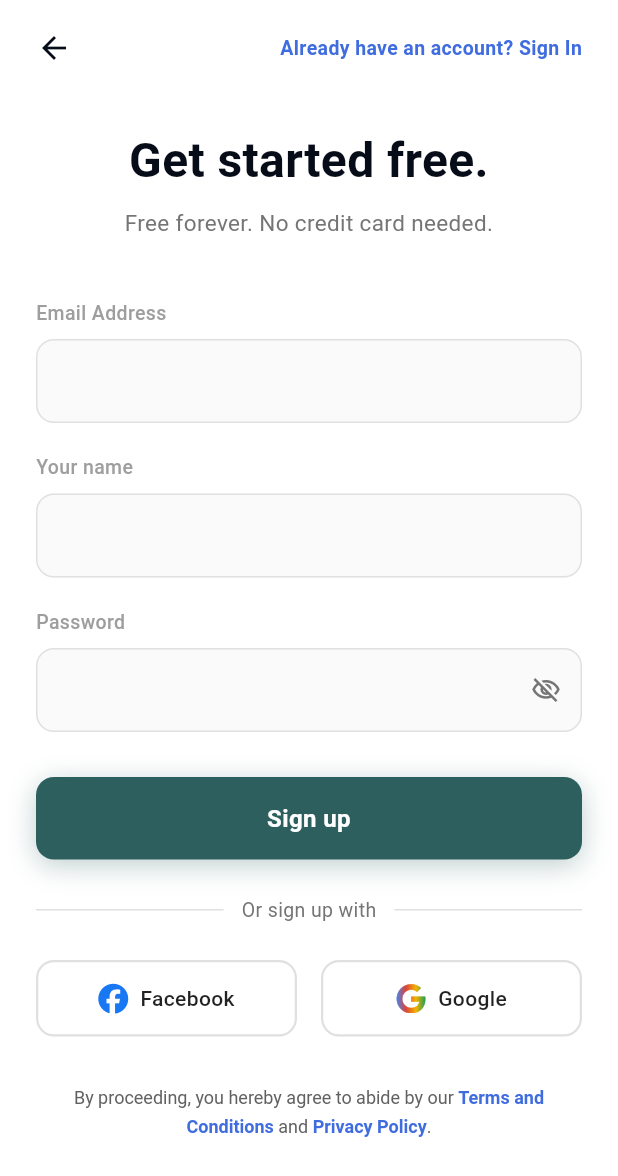
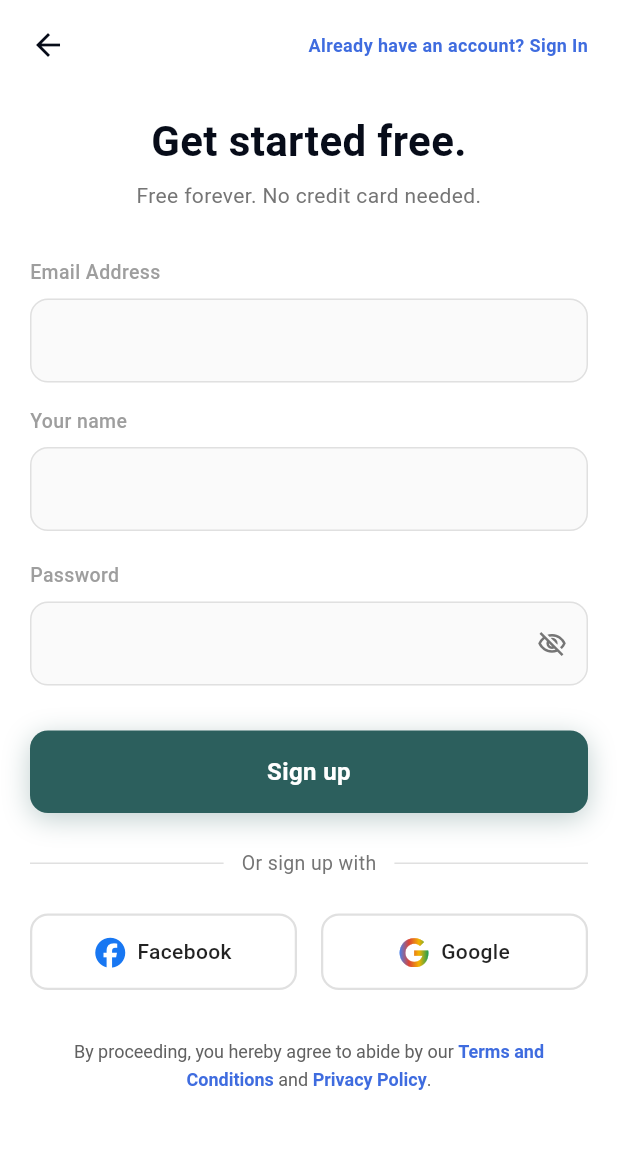
Before and after one commit to omar-hossam0/job_compass, a Flutter app: the screen it shows after launch, after a tap on "Start Now", after a tap on the "arrow forward" icon, after a tap on "Create Account", on a phone screen of 412 x 824 dp. Shown: the top 1176 px of the screen. Run offline on Flutter 3.47's test engine with Material 3 defaults, Android fonts, the phone set to English and light mode, and no system bars; our stand-ins replace file_picker, font_awesome_flutter.

Commit message:
refactor: Adjust padding, font sizes, and layout for improved UI consistency across multiple screens

```diff
--- a/lib/screens/auth_screen.dart
+++ b/lib/screens/auth_screen.dart
@@ -20,43 +20,43 @@ class _AuthScreenState extends State<AuthScreen> {
       body: SafeArea(
         child: SingleChildScrollView(
           child: Padding(
-            padding: const EdgeInsets.symmetric(horizontal: 24),
+            padding: const EdgeInsets.symmetric(horizontal: 20),
             child: Column(
               crossAxisAlignment: CrossAxisAlignment.center,
               children: [
-                const SizedBox(height: 40),
+                const SizedBox(height: 24),
 
                 // Profile images
                 _buildProfileImages(),
 
-                const SizedBox(height: 40),
+                const SizedBox(height: 28),
 
                 // Title and subtitle
                 const Text(
                   'Discover the perfect',
                   style: TextStyle(
-                    fontSize: 26,
+                    fontSize: 28,
                     fontWeight: FontWeight.bold,
                     color: Color(0xff070C19),
-                    height: 1.3,
+                    height: 1.2,
                   ),
                   textAlign: TextAlign.center,
                 ),
                 const Text(
                   'job tailored just for you',
                   style: TextStyle(
-                    fontSize: 26,
+                    fontSize: 28,
                     fontWeight: FontWeight.bold,
                     color: Color(0xff070C19),
-                    height: 1.3,
+                    height: 1.2,
                   ),
                   textAlign: TextAlign.center,
                 ),
-                const SizedBox(height: 12),
+                const SizedBox(height: 10),
                 Text(
                   'Tailored job search: find your perfect fit',
                   style: TextStyle(
-                    fontSize: 14,
+                    fontSize: 13,
                     color: Colors.grey[600],
                     height: 1.4,
                   ),
@@ -72,7 +72,7 @@ class _AuthScreenState extends State<AuthScreen> {
                   textAlign: TextAlign.center,
                 ),
 
-                const SizedBox(height: 50),
+                const SizedBox(height: 32),
 
                 // Facebook button
                 _buildSocialButton(
@@ -88,7 +88,7 @@ class _AuthScreenState extends State<AuthScreen> {
                   textColor: const Color(0xff070C19),
                 ),
 
-                const SizedBox(height: 16),
+                const SizedBox(height: 12),
 
                 // Google button
                 _buildSocialButton(
@@ -104,12 +104,12 @@ class _AuthScreenState extends State<AuthScreen> {
                   textColor: const Color(0xff070C19),
                 ),
 
-                const SizedBox(height: 16),
+                const SizedBox(height: 14),
 
                 // Email button
                 _buildEmailButton(),
 
-                const SizedBox(height: 30),
+                const SizedBox(height: 20),
 
                 // Create account link
                 Row(
@@ -117,7 +117,7 @@ class _AuthScreenState extends State<AuthScreen> {
                   children: [
                     Text(
                       "Don't have an account? ",
-                      style: TextStyle(fontSize: 14, color: Colors.grey[700]),
+                      style: TextStyle(fontSize: 13, color: Colors.grey[700]),
                     ),
                     GestureDetector(
                       onTap: () {
@@ -131,7 +131,7 @@ class _AuthScreenState extends State<AuthScreen> {
                       child: const Text(
                         'Create Account',
                         style: TextStyle(
-                          fontSize: 14,
+                          fontSize: 13,
                           color: Color(0xff3F6CDF),
                           fontWeight: FontWeight.w600,
                         ),
@@ -179,7 +179,7 @@ class _AuthScreenState extends State<AuthScreen> {
                   ),
                 ),
 
-                const SizedBox(height: 40),
+                const SizedBox(height: 18),
               ],
             ),
           ),
@@ -190,17 +190,17 @@ class _AuthScreenState extends State<AuthScreen> {
 
   Widget _buildProfileImages() {
     return SizedBox(
-      height: 180,
+      height: 160,
       child: Stack(
         alignment: Alignment.center,
         children: [
           // Left small circle
           Positioned(
             left: 20,
-            top: 20,
+            top: 10,
             child: Container(
-              width: 80,
-              height: 80,
+              width: 75,
+              height: 75,
               decoration: BoxDecoration(
                 color: const Color(0xffC8F5E8),
                 shape: BoxShape.circle,
@@ -235,8 +235,8 @@ class _AuthScreenState extends State<AuthScreen> {
           Positioned(
             bottom: 0,
             child: Container(
-              width: 140,
-              height: 140,
+              width: 135,
+              height: 135,
               decoration: BoxDecoration(
                 color: const Color(0xffC8F5E8),
                 shape: BoxShape.circle,
@@ -270,7 +270,7 @@ class _AuthScreenState extends State<AuthScreen> {
           // Right small circle
           Positioned(
             right: 20,
-            top: 10,
+            top: 8,
             child: Container(
               width: 70,
               height: 70,
@@ -294,7 +294,7 @@ class _AuthScreenState extends State<AuthScreen> {
                       color: const Color(0xffFFE5D9),
                       child: const Icon(
                         Icons.person,
-                        size: 35,
+                        size: 36,
                         color: Color(0xff070C19),
                       ),
                     );
@@ -317,17 +317,21 @@ class _AuthScreenState extends State<AuthScreen> {
     required String text,
     required Color textColor,
   }) {
-    Widget iconWidget;
-
-    // Use colored Google logo if it's Google and no specific color is given
+    // Build icon inside a white circular badge
+    Widget iconBadge;
     if (icon == FontAwesomeIcons.google && iconColor == null) {
-      iconWidget = ShaderMask(
+      iconBadge = Container(
+        width: 44,
+        height: 44,
+        decoration: BoxDecoration(color: Colors.white, shape: BoxShape.circle),
+        child: Center(
+          child: ShaderMask(
             shaderCallback: (bounds) => const LinearGradient(
               colors: [
-            Color(0xff4285F4), // Blue
-            Color(0xffDB4437), // Red
-            Color(0xffF4B400), // Yellow
-            Color(0xff0F9D58), // Green
+                Color(0xff4285F4),
+                Color(0xffDB4437),
+                Color(0xffF4B400),
+                Color(0xff0F9D58),
               ],
             ).createShader(bounds),
             child: const FaIcon(
@@ -335,11 +339,19 @@ class _AuthScreenState extends State<AuthScreen> {
               size: 22,
               color: Colors.white,
             ),
+          ),
+        ),
       );
     } else {
-      iconWidget = FaIcon(icon, size: 22, color: iconColor);
+      iconBadge = Container(
+        width: 44,
+        height: 44,
+        decoration: BoxDecoration(color: Colors.white, shape: BoxShape.circle),
+        child: Center(child: FaIcon(icon, size: 22, color: iconColor)),
+      );
     }
 
+    // Use a Stack so the icon appears on the left while text remains centered
     return GestureDetector(
       onTap: onTap,
       child: Container(
@@ -350,19 +362,20 @@ class _AuthScreenState extends State<AuthScreen> {
           borderRadius: BorderRadius.circular(12),
           border: Border.all(color: borderColor, width: 1.5),
         ),
-        child: Row(
-          mainAxisAlignment: MainAxisAlignment.center,
+        child: Stack(
+          alignment: Alignment.center,
           children: [
-            iconWidget,
-            const SizedBox(width: 12),
+            // Centered text
             Text(
               text,
               style: TextStyle(
-                fontSize: 16,
+                fontSize: 15,
                 fontWeight: FontWeight.w600,
                 color: textColor,
               ),
             ),
+            // Left icon
+            Positioned(left: 14, child: iconBadge),
           ],
         ),
       ),
@@ -377,12 +390,20 @@ class _AuthScreenState extends State<AuthScreen> {
       },
       child: Container(
         width: double.infinity,
-        padding: const EdgeInsets.symmetric(vertical: 16),
+        height: 52,
         decoration: BoxDecoration(
-          color: const Color(0xff2C5F5D),
+          color: const Color(0xff2C7A77),
           borderRadius: BorderRadius.circular(12),
+          boxShadow: [
+            BoxShadow(
+              color: Colors.black.withOpacity(0.06),
+              blurRadius: 8,
+              offset: const Offset(0, 4),
             ),
-        child: const Text(
+          ],
+        ),
+        child: const Center(
+          child: Text(
             'Continue with email',
             style: TextStyle(
               fontSize: 16,
@@ -390,6 +411,7 @@ class _AuthScreenState extends State<AuthScreen> {
               color: Colors.white,
             ),
             textAlign: TextAlign.center,
+          ),
         ),
       ),
     );
--- a/lib/screens/onboarding_career_screen.dart
+++ b/lib/screens/onboarding_career_screen.dart
@@ -10,7 +10,7 @@ class OnboardingCareerScreen extends StatelessWidget {
       backgroundColor: Colors.white,
       body: SafeArea(
         child: Padding(
-          padding: const EdgeInsets.symmetric(horizontal: 24),
+          padding: const EdgeInsets.symmetric(horizontal: 20),
           child: Column(
             children: [
               const Spacer(),
@@ -18,17 +18,17 @@ class OnboardingCareerScreen extends StatelessWidget {
               // Illustration
               _buildIllustration(),
 
-              const SizedBox(height: 50),
+              const SizedBox(height: 30),
 
               // Title
               RichText(
                 textAlign: TextAlign.center,
                 text: const TextSpan(
                   style: TextStyle(
-                    fontSize: 32,
+                    fontSize: 28,
                     fontWeight: FontWeight.bold,
                     color: Color(0xff070C19),
-                    height: 1.3,
+                    height: 1.2,
                   ),
                   children: [
                     TextSpan(text: '"Discover\n'),
@@ -41,15 +41,15 @@ class OnboardingCareerScreen extends StatelessWidget {
                 ),
               ),
 
-              const SizedBox(height: 20),
+              const SizedBox(height: 14),
 
               // Description
               Text(
                 'Explore the best job opportunities tailored to your strengths and field of study. This keeps the messaging fresh while maintaining the focus on personalization and career growth.',
                 style: TextStyle(
-                  fontSize: 15,
+                  fontSize: 13,
                   color: Colors.grey[600],
-                  height: 1.6,
+                  height: 1.4,
                 ),
                 textAlign: TextAlign.center,
               ),
@@ -84,8 +84,8 @@ class OnboardingCareerScreen extends StatelessWidget {
                   );
                 },
                 child: Container(
-                  width: 70,
-                  height: 70,
+                  width: 60,
+                  height: 60,
                   decoration: BoxDecoration(
                     color: const Color(0xff3F6CDF),
                     shape: BoxShape.circle,
@@ -100,12 +100,12 @@ class OnboardingCareerScreen extends StatelessWidget {
                   child: const Icon(
                     Icons.arrow_forward,
                     color: Colors.white,
-                    size: 30,
+                    size: 26,
                   ),
                 ),
               ),
 
-              const SizedBox(height: 50),
+              const SizedBox(height: 30),
             ],
           ),
         ),
@@ -115,7 +115,7 @@ class OnboardingCareerScreen extends StatelessWidget {
 
   Widget _buildIllustration() {
     return Container(
-      height: 300,
+      height: 250,
       decoration: BoxDecoration(borderRadius: BorderRadius.circular(20)),
       child: Stack(
         alignment: Alignment.center,
--- a/lib/screens/sign_up_screen.dart
+++ b/lib/screens/sign_up_screen.dart
@@ -31,11 +31,11 @@ class _SignUpScreenState extends State<SignUpScreen> {
       body: SafeArea(
         child: SingleChildScrollView(
           child: Padding(
-            padding: const EdgeInsets.symmetric(horizontal: 24),
+            padding: const EdgeInsets.symmetric(horizontal: 20),
             child: Column(
               crossAxisAlignment: CrossAxisAlignment.center,
               children: [
-                const SizedBox(height: 20),
+                const SizedBox(height: 18),
 
                 // Back button and Sign In link
                 Row(
@@ -54,7 +54,7 @@ class _SignUpScreenState extends State<SignUpScreen> {
                       child: Text(
                         'Already have an account? Sign In',
                         style: TextStyle(
-                          fontSize: 13,
+                          fontSize: 12,
                           color: const Color(0xff3F6CDF),
                           fontWeight: FontWeight.w600,
                         ),
@@ -63,26 +63,26 @@ class _SignUpScreenState extends State<SignUpScreen> {
                   ],
                 ),
 
-                const SizedBox(height: 40),
+                const SizedBox(height: 32),
 
                 // Title
                 const Text(
                   'Get started free.',
                   style: TextStyle(
-                    fontSize: 32,
+                    fontSize: 28,
                     fontWeight: FontWeight.bold,
                     color: Color(0xff070C19),
                   ),
                   textAlign: TextAlign.center,
                 ),
-                const SizedBox(height: 8),
+                const SizedBox(height: 6),
                 Text(
                   'Free forever. No credit card needed.',
-                  style: TextStyle(fontSize: 15, color: Colors.grey[600]),
+                  style: TextStyle(fontSize: 14, color: Colors.grey[600]),
                   textAlign: TextAlign.center,
                 ),
 
-                const SizedBox(height: 40),
+                const SizedBox(height: 32),
 
                 // Form
                 Form(
@@ -106,7 +106,7 @@ class _SignUpScreenState extends State<SignUpScreen> {
                         },
                       ),
 
-                      const SizedBox(height: 20),
+                      const SizedBox(height: 16),
 
                       // Name Field
                       _buildTextField(
--- a/lib/screens/welcome_screen.dart
+++ b/lib/screens/welcome_screen.dart
@@ -21,7 +21,7 @@ class WelcomeScreen extends StatelessWidget {
         ),
         child: SafeArea(
           child: Padding(
-            padding: const EdgeInsets.symmetric(horizontal: 24),
+            padding: const EdgeInsets.symmetric(horizontal: 20),
             child: Column(
               mainAxisAlignment: MainAxisAlignment.center,
               children: [
@@ -30,49 +30,49 @@ class WelcomeScreen extends StatelessWidget {
                 // Logo
                 _buildLogo(),
 
-                const SizedBox(height: 60),
+                const SizedBox(height: 50),
 
                 // App Name
                 const Text(
                   'JobCompass',
                   style: TextStyle(
-                    fontSize: 38,
+                    fontSize: 34,
                     fontWeight: FontWeight.bold,
                     color: Colors.white,
                     letterSpacing: 0.5,
                   ),
                 ),
 
-                const SizedBox(height: 24),
+                const SizedBox(height: 20),
 
                 // Subtitle
                 const Text(
                   'Navigate Your Career',
                   style: TextStyle(
-                    fontSize: 20,
+                    fontSize: 18,
                     fontWeight: FontWeight.w500,
                     color: Color(0xff60a5fa),
                     letterSpacing: 0.3,
                   ),
                 ),
 
-                const SizedBox(height: 16),
+                const SizedBox(height: 14),
 
                 // Description
                 const Padding(
-                  padding: EdgeInsets.symmetric(horizontal: 20),
+                  padding: EdgeInsets.symmetric(horizontal: 16),
                   child: Text(
                     'AI-powered CV matching that finds your perfect career path with intelligent job recommendations',
                     style: TextStyle(
-                      fontSize: 15,
+                      fontSize: 14,
                       color: Color(0xffcbd5e1),
-                      height: 1.5,
+                      height: 1.4,
                     ),
                     textAlign: TextAlign.center,
                   ),
                 ),
 
-                const SizedBox(height: 50),
+                const SizedBox(height: 40),
 
                 // Features
                 _buildFeatures(),
@@ -108,10 +108,10 @@ class WelcomeScreen extends StatelessWidget {
                   },
                   child: Container(
                     width: double.infinity,
-                    padding: const EdgeInsets.symmetric(vertical: 18),
+                    padding: const EdgeInsets.symmetric(vertical: 16),
                     decoration: BoxDecoration(
                       color: const Color(0xff3b82f6),
-                      borderRadius: BorderRadius.circular(30),
+                      borderRadius: BorderRadius.circular(28),
                       boxShadow: [
                         BoxShadow(
                           color: const Color(0xff3b82f6).withOpacity(0.4),
@@ -126,7 +126,7 @@ class WelcomeScreen extends StatelessWidget {
                         Text(
                           'Start Now',
                           style: TextStyle(
-                            fontSize: 18,
+                            fontSize: 17,
                             fontWeight: FontWeight.w600,
                             color: Colors.white,
                             letterSpacing: 0.5,
@@ -136,7 +136,7 @@ class WelcomeScreen extends StatelessWidget {
                         Icon(
                           Icons.arrow_forward,
                           color: Colors.white,
-                          size: 22,
+                          size: 20,
                         ),
                       ],
                     ),
@@ -154,8 +154,8 @@ class WelcomeScreen extends StatelessWidget {
 
   Widget _buildLogo() {
     return SizedBox(
-      width: 160,
-      height: 160,
+      width: 140,
+      height: 140,
       child: TransparentLogo(
         assetPath: 'assets/images/logo.png',
         tolerance: 40,
@@ -178,22 +178,22 @@ class WelcomeScreen extends StatelessWidget {
     return Column(
       children: [
         Container(
-          padding: const EdgeInsets.all(16),
+          padding: const EdgeInsets.all(14),
           decoration: BoxDecoration(
             color: Colors.white.withOpacity(0.1),
-            borderRadius: BorderRadius.circular(16),
+            borderRadius: BorderRadius.circular(14),
             border: Border.all(
               color: const Color(0xff60a5fa).withOpacity(0.3),
               width: 1,
             ),
           ),
-          child: Icon(icon, size: 32, color: const Color(0xff60a5fa)),
+          child: Icon(icon, size: 28, color: const Color(0xff60a5fa)),
         ),
-        const SizedBox(height: 12),
+        const SizedBox(height: 10),
         Text(
           label,
           style: const TextStyle(
-            fontSize: 13,
+            fontSize: 12,
             color: Color(0xffcbd5e1),
             fontWeight: FontWeight.w500,
           ),
```
Also changed, not shown: lib/screens/home_dashboard_screen.dart (+80 -64 lines), lib/screens/jobs_screen.dart (+35 -35 lines). Lines whose indentation alone changed are shown as unchanged.
